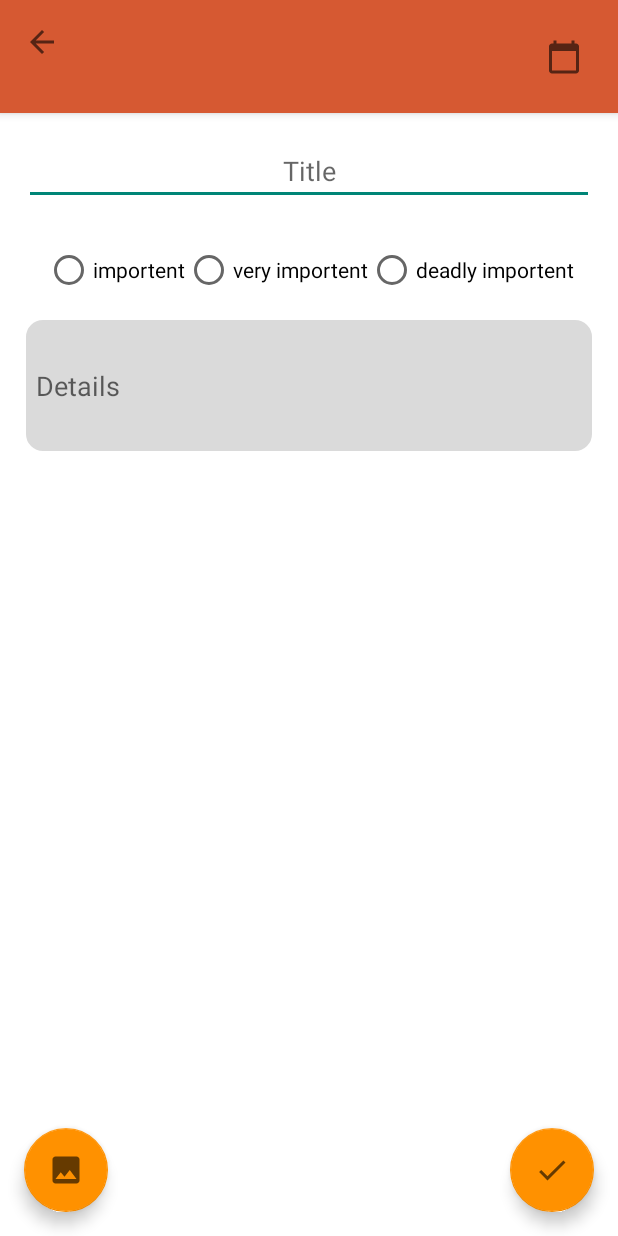
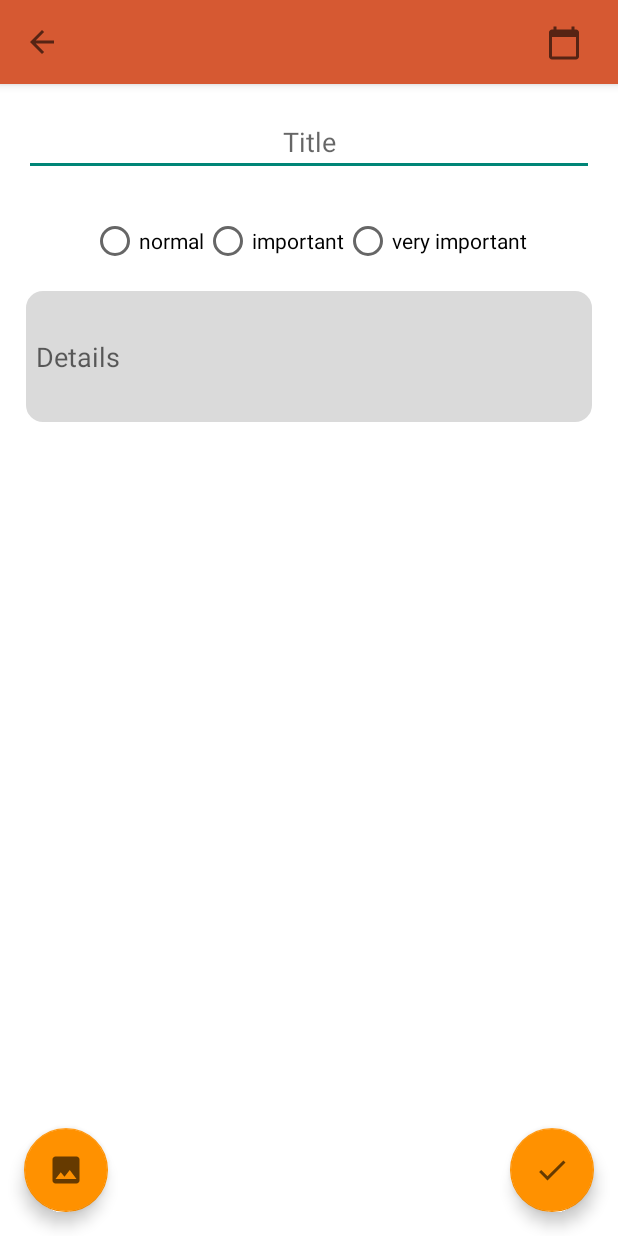
Before and after one commit to Obaa10/MyNote, an Android app: the NoteDetails screen opened directly, with no data from a screen before it, on a phone screen of 412 x 824 dp. Run offline under Robolectric (Android 15) with nearby library versions, the phone set to English and light mode, and no system bars; our stand-ins replace Room's generated code.

Commit message:
add important

```diff
--- a/app/src/main/res/layout/activity_main.xml
+++ b/app/src/main/res/layout/activity_main.xml
@@ -17,7 +17,7 @@
 
         <androidx.appcompat.widget.Toolbar
             android:layout_width="match_parent"
-            android:layout_height="75dp"
+            android:layout_height="56dp"
             android:background="#D65932"
             app:layout_scrollFlags="scroll|enterAlways">
 
--- a/app/src/main/res/layout/activity_note_details.xml
+++ b/app/src/main/res/layout/activity_note_details.xml
@@ -14,7 +14,7 @@
         <androidx.appcompat.widget.Toolbar
             android:id="@+id/toolbar"
             android:layout_width="match_parent"
-            android:layout_height="75dp"
+            android:layout_height="56dp"
             android:background="#D65932">
 
             <androidx.constraintlayout.widget.ConstraintLayout
@@ -82,23 +82,22 @@
                 <RadioButton
                     android:id="@+id/radio_1"
                     style="@style/Widget.AppCompat.CompoundButton.RadioButton"
-
                     android:layout_width="wrap_content"
                     android:layout_height="wrap_content"
                     android:checked="false"
-                    android:text="importent" />
+                    android:text="@string/normal" />
 
                 <RadioButton
                     android:id="@+id/radio_2"
                     android:layout_width="wrap_content"
                     android:layout_height="wrap_content"
-                    android:text="very importent" />
+                    android:text="@string/important" />
 
                 <RadioButton
                     android:id="@+id/radio_3"
                     android:layout_width="wrap_content"
                     android:layout_height="wrap_content"
-                    android:text="deadly importent" />
+                    android:text="@string/very_important" />
             </RadioGroup>
 
             <androidx.recyclerview.widget.RecyclerView
--- a/app/src/main/res/values/colors.xml
+++ b/app/src/main/res/values/colors.xml
@@ -8,4 +8,7 @@
     <color name="black">#FF000000</color>
     <color name="white">#FFFFFFFF</color>
     <color name="border">#DCD5D5D5</color>
+    <color name="normal">#FFC400</color>
+    <color name="important">#FF9100</color>
+    <color name="very_important">#FF3D00</color>
 </resources>
--- a/app/src/main/res/values/strings.xml
+++ b/app/src/main/res/values/strings.xml
@@ -20,4 +20,7 @@
     <string name="no_note_image">no note image</string>
     <string name="delete_note">delete note</string>
     <string name="remove_image">remove image</string>
+    <string name="normal">normal</string>
+    <string name="important">important</string>
+    <string name="very_important">very important</string>
 </resources>
```
Also changed, not shown: app/src/main/java/com/test/mynote/MainActivity.kt (+3 -1 lines), app/src/main/java/com/test/mynote/NoteDetails.kt (+31 -9 lines), app/src/main/java/com/test/mynote/adapter/ImageAdapter.kt (+6 -0 lines), app/src/main/java/com/test/mynote/adapter/NoteListAdapter.kt (+14 -4 lines), app/src/main/java/com/test/mynote/database/Note.java (+10 -4 lines), app/src/main/res/layout/note_card.xml (+14 -3 lines).
